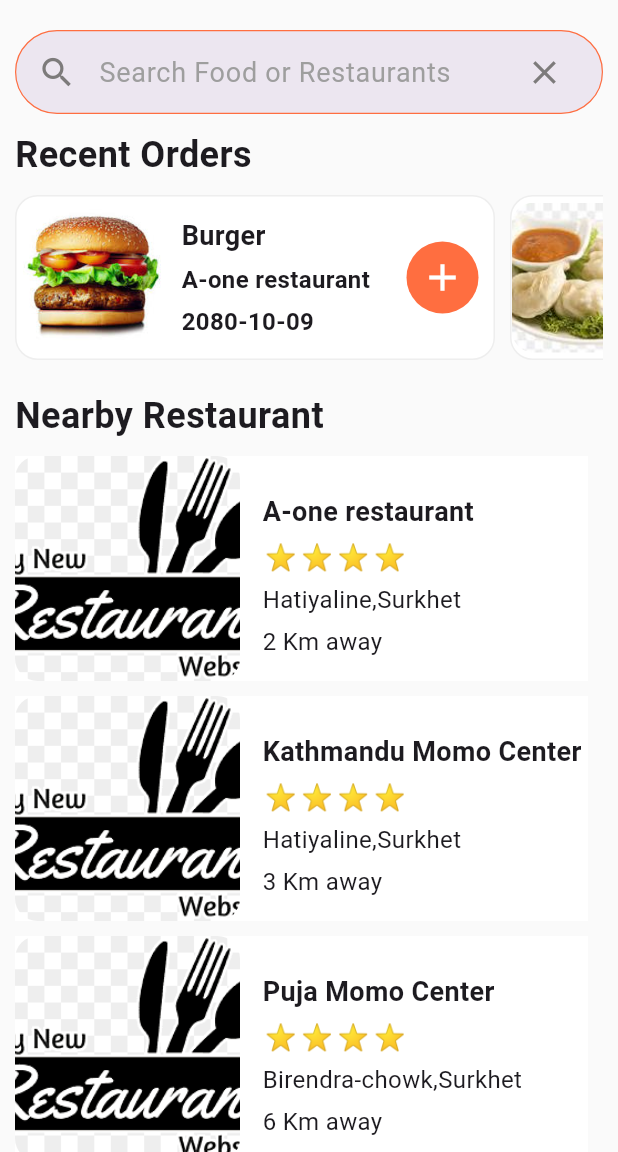
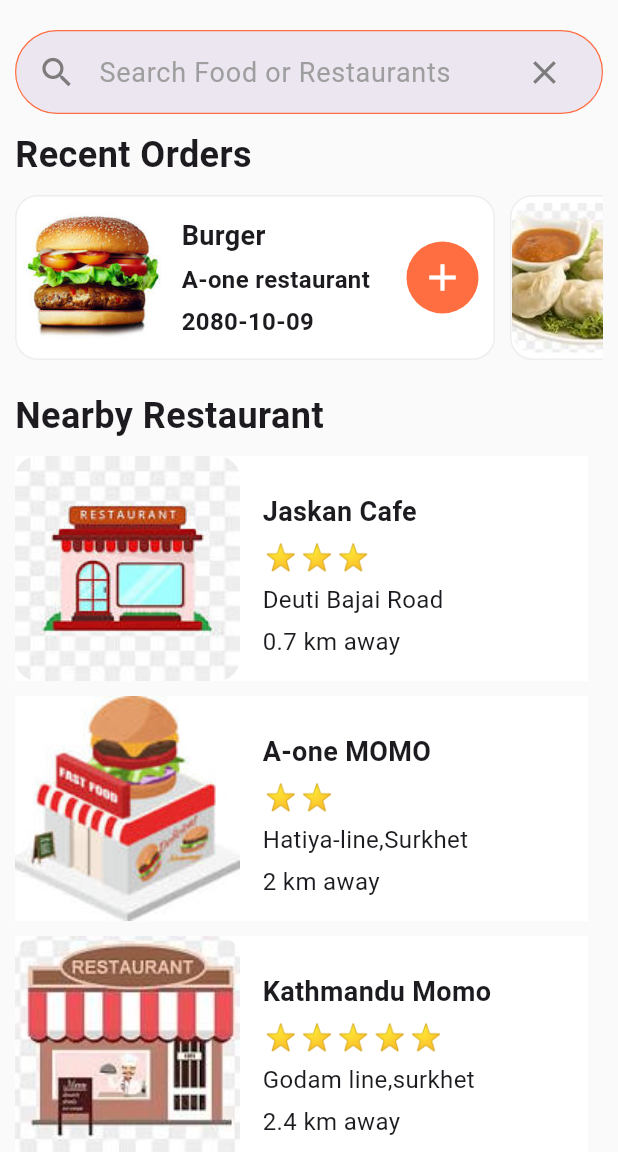
Before and after one commit to ssuvam-dev/food_delivery_app, a Flutter app: the screen it shows after launch, on a phone screen of 412 x 824 dp, the part 84-1236 px from its top. Run offline on Flutter 3.47's test engine with Material 3 defaults, Android fonts, the light colour scheme and no system bars.

Commit message:
added models data for restaurant

```diff
--- /dev/null
+++ b/lib/models/restaurant.dart
@@ -0,0 +1,54 @@
+class Restaurant {
+  String name;
+  int rating;
+  String location;
+  String address;
+  String image;
+
+  Restaurant(
+    this.name,
+    this.rating,
+    this.location,
+    this.address,
+    this.image,
+  );
+}
+
+final List<Restaurant> allrestaurants = [
+  Restaurant(
+    "Jaskan Cafe",
+    3,
+    "0.7 km away",
+    "Deuti Bajai Road",
+    "assets/images/res1.jpeg",
+  ),
+  Restaurant(
+    "A-one MOMO",
+    2,
+    "2 km away",
+    "Hatiya-line,Surkhet",
+    "assets/images/res2.jpeg",
+  ),
+  Restaurant(
+    "Kathmandu Momo ",
+    5,
+    "2.4 km away",
+    "Godam line,surkhet",
+    "assets/images/res3.jpeg",
+  ),
+   Restaurant(
+    "Karnali Mall",
+    4,
+    "3 km away",
+    "Birendra-chowk,Surkhet",
+    "assets/images/res.jpeg",
+  ),
+  Restaurant(
+    "Sidhartha Hotel",
+    5,
+    "10 km away",
+    "Yarichowk, Surkhet",
+    "assets/images/res4.png",
+  ),
+
+];
--- a/lib/screens/home/components/restaurant_component.dart
+++ b/lib/screens/home/components/restaurant_component.dart
@@ -1,8 +1,9 @@
 import 'package:flutter/material.dart';
+import 'package:tryfooddeliveryapp/models/restaurant.dart';
 import 'package:tryfooddeliveryapp/screens/home/components/rating_component.dart';
 
 class RestaurantComponent extends StatelessWidget {
-  final Map<String,dynamic> restaurant;
+  final Restaurant restaurant;
   const RestaurantComponent({super.key,required this.restaurant});
 
   @override
@@ -16,8 +17,8 @@ class RestaurantComponent extends StatelessWidget {
         children: [
           ClipRRect(
             borderRadius: BorderRadius.circular(15.0),
-            child: const Image(
-              image: AssetImage("assets/images/res.png"),
+            child:  Image(
+              image: AssetImage(restaurant.image),
               height: 150,
               width: 150,
               fit: BoxFit.cover,
@@ -30,9 +31,9 @@ class RestaurantComponent extends StatelessWidget {
               mainAxisAlignment: MainAxisAlignment.center,
               crossAxisAlignment: CrossAxisAlignment.start,
               children: [
-              SizedBox(height: 10.0,),
+              const SizedBox(height: 10.0,),
                 Text(
-                  restaurant['name'],
+                  restaurant.name,
                   style: const TextStyle(
                       fontSize: 18.0,
                       fontWeight: FontWeight.bold,
@@ -43,13 +44,13 @@ class RestaurantComponent extends StatelessWidget {
                   height: 5.0,
                 ),
 
-                  CustomRatingComponent(rating: restaurant['rating']),
+                  CustomRatingComponent(rating: restaurant.rating),
 
                 const SizedBox(
                   height: 5.0,
                 ),
                  Text(
-                  restaurant['address'],
+                  restaurant.address,
                   style: const TextStyle(
                       fontSize: 16.0,
                       ),
@@ -60,7 +61,7 @@ class RestaurantComponent extends StatelessWidget {
                   height: 5.0,
                 ),
                  Text(
-                  restaurant['location'],
+                  restaurant.location,
                   style: const TextStyle(
                       fontSize: 16.0,
                       ),
--- a/lib/screens/home/widgets/nearby_restaurants.dart
+++ b/lib/screens/home/widgets/nearby_restaurants.dart
@@ -1,4 +1,5 @@
 import 'package:flutter/material.dart';
+import 'package:tryfooddeliveryapp/models/restaurant.dart';
 import 'package:tryfooddeliveryapp/screens/home/components/header_component.dart';
 import 'package:tryfooddeliveryapp/screens/home/components/restaurant_component.dart';
 
@@ -7,28 +8,7 @@ class NearByRestaurant extends StatelessWidget {
 
   @override
   Widget build(BuildContext context) {
-        List<Map<String, dynamic>> restaurants = [
-      {
-        "name":"A-one restaurant",
-        "rating":4,
-        "location":"2 Km away",
-        'address':"Hatiyaline,Surkhet"
-      },
-      {
-        "name":"Kathmandu Momo Center",
-        "rating":4,
-        "image":"assets/images/res.png",
-        "location":"3 Km away",
-        'address':"Hatiyaline,Surkhet"
-      },
-      {
-        "name":"Puja Momo Center",
-        "rating":4,
-        "location":"6 Km away",
-        'address':"Birendra-chowk,Surkhet"
-      },
-
-    ];
+      List<Restaurant> restaurants=allrestaurants;
     return  Padding(
       padding:  const EdgeInsets.symmetric(vertical: 10.0),
       child: Column(
```
Also changed, not shown: assets/images/res.jpeg (added), assets/images/res.png (deleted), assets/images/res1.jpeg (added), assets/images/res2.jpeg (added), assets/images/res3.jpeg (added), assets/images/res4.png (added), lib/models/food.dart (added), lib/models/order.dart (added).
